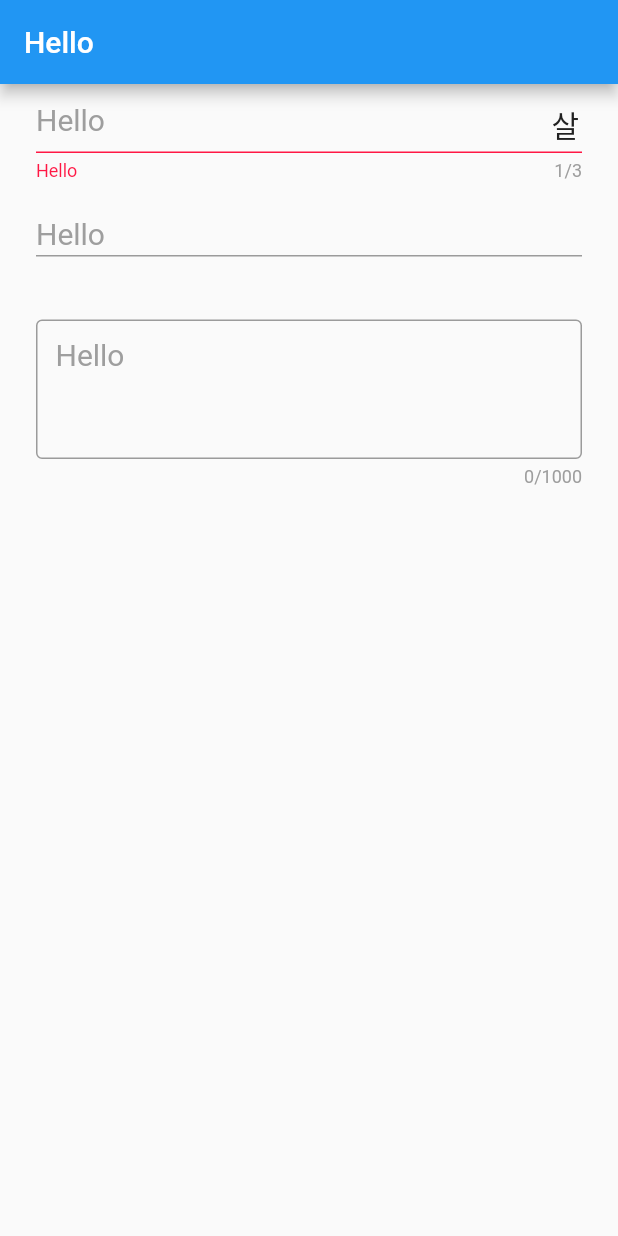
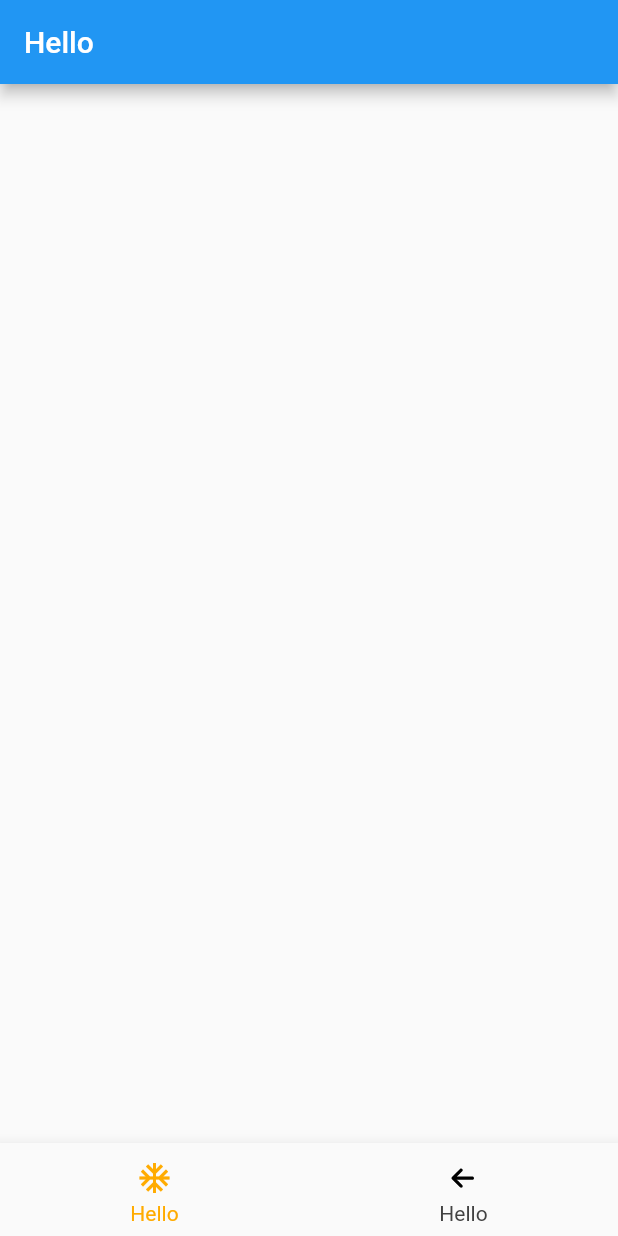
Before and after one commit to DeepThought-org/ThoughtDesignSystem-Flutter, a Flutter app: the screen it shows after launch, on a phone screen of 412 x 824 dp. Run offline on Flutter 3.47's test engine with Material 2 defaults, Android fonts, the phone set to English and light mode, and no system bars; our stand-ins replace flutter_svg.

Commit message:
[UPDATE] ThoughtBottomNavigation component

```diff
--- /dev/null
+++ b/lib/component/thought_bottom_navigation.dart
@@ -0,0 +1,74 @@
+import 'package:flutter/material.dart';
+
+class ThoughtBottomNavigationItem {
+  final String name;
+  final Widget icon;
+  final Widget view;
+
+  ThoughtBottomNavigationItem({
+    required this.name,
+    required this.icon,
+    required this.view,
+  });
+}
+
+abstract class _ThoughtBottomNavigationStyle extends StatefulWidget {
+  const _ThoughtBottomNavigationStyle({
+    Key? key,
+    required this.items,
+  }) : super(key: key);
+
+  final List<ThoughtBottomNavigationItem> items;
+}
+
+class ThoughtBottomNavigation extends _ThoughtBottomNavigationStyle {
+  ThoughtBottomNavigation({
+    Key? key,
+    required List<ThoughtBottomNavigationItem> items,
+  }) : super(
+          key: key,
+          items: items,
+        );
+
+  @override
+  _ThoughtBottomNavigationState createState() =>
+      _ThoughtBottomNavigationState();
+}
+
+class _ThoughtBottomNavigationState extends State<ThoughtBottomNavigation> {
+  int _index = 0;
+
+  @override
+  Widget build(BuildContext context) {
+    return Column(
+      children: [
+        Expanded(child: widget.items[_index].view),
+        _buildBottomNavigationBar(context),
+      ],
+    );
+  }
+
+  _buildBottomNavigationBar(BuildContext context) => BottomNavigationBar(
+        items: widget.items
+            .map((item) => BottomNavigationBarItem(
+                  icon: Padding(
+                    child: item.icon,
+                    padding: EdgeInsets.symmetric(vertical: 4),
+                  ),
+                  label: item.name,
+                ))
+            .toList(),
+        currentIndex: _index,
+        onTap: _onTapItem,
+        selectedItemColor: Theme.of(context).colorScheme.primaryVariant,
+        unselectedItemColor: Colors.grey[800]!,
+        selectedFontSize: 14,
+        unselectedFontSize: 14,
+      );
+
+  _onTapItem(int index) {
+    setState(() {
+      _index = index;
+    });
+  }
+}
--- a/sample/lib/main.dart
+++ b/sample/lib/main.dart
@@ -1,5 +1,6 @@
 import 'package:flutter/material.dart';
-import 'package:thought_design_system/component/thought_text_field.dart';
+import 'package:thought_design_system/component/thought_bottom_navigation.dart';
+import 'package:thought_design_system/element/icon.dart';
 import 'package:thought_design_system/element/theme.dart';
 
 void main() {
@@ -11,26 +12,22 @@ class MyApp extends StatelessWidget {
   Widget build(BuildContext context) {
     return ThoughtApp(
       child: Scaffold(
-        appBar: AppBar(title: Text("Hello")),
-        body: Column(
-          children: [
-            ThoughtTextField(
-              hint: "Hello",
-              onChanged: (text) {},
-              unit: "살",
-              errorText: "Hello",
-              limit: 3,
-              currentLength: 1,
-            ),
-            ThoughtTextField(
-              hint: "Hello",
-              onChanged: (text) {},
-            ),
-            ThoughtTextField.outline(
-              hint: "Hello",
-              onChanged: (string) {},
-              lines: 3,
-              limit: 1000,
+        body: ThoughtBottomNavigation(
+          items: [
+            ThoughtBottomNavigationItem(
+                name: "Hello",
+                icon: Icon(Icons.ac_unit),
+                view: Scaffold(
+                  appBar: AppBar(title: Text("Hello")),
+                  body: Container(),
+                )),
+            ThoughtBottomNavigationItem(
+              name: "Hello",
+              icon: ThoughtIcon.back,
+              view: Scaffold(
+                appBar: AppBar(title: Text("Hello12323")),
+                body: Container(),
+              ),
             ),
           ],
         ),
```
